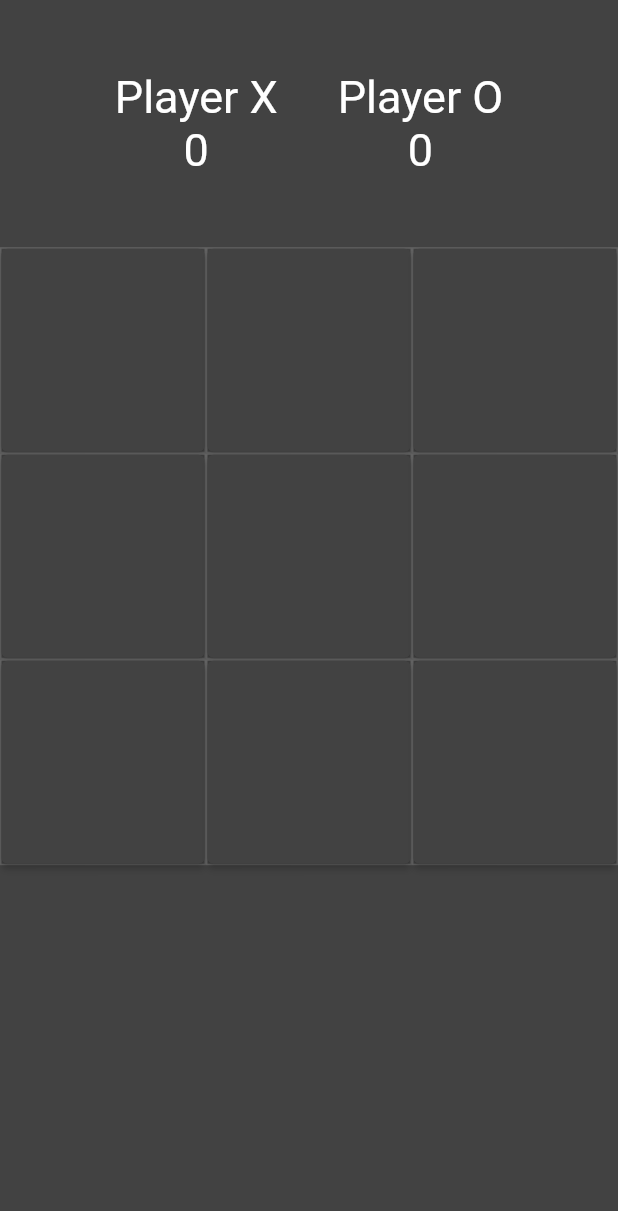
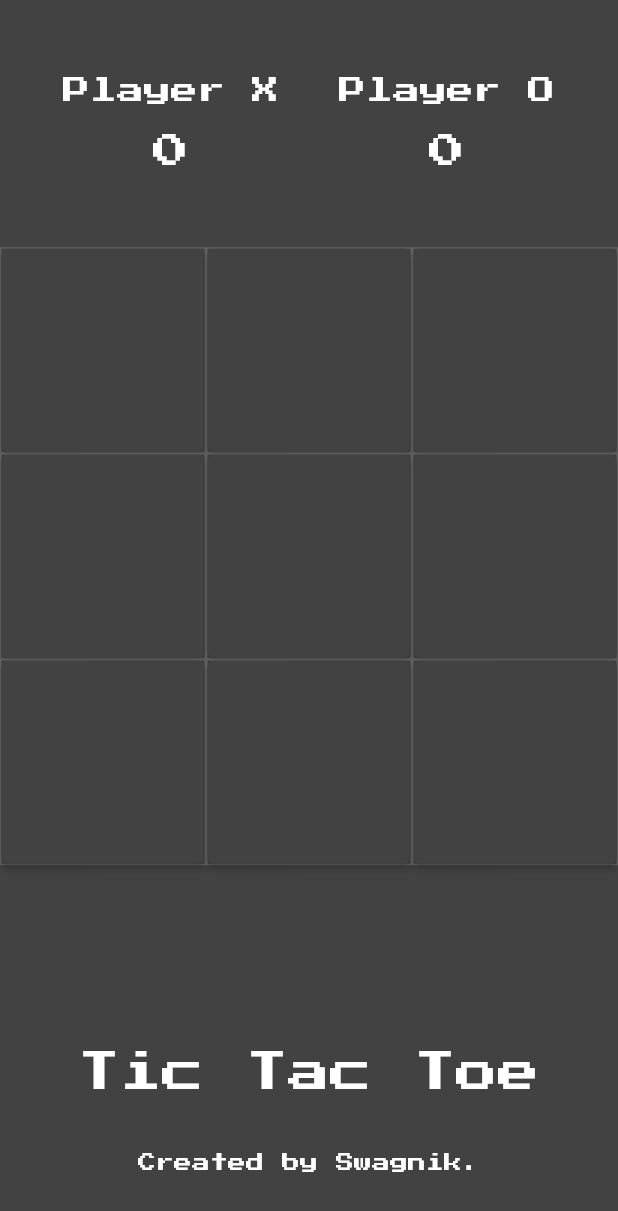
Before and after one commit to swagthehooman/TictacToeFlutter, a Flutter app: the PlayingScreen screen opened directly, on a phone screen of 412 x 824 dp. Shown: the top 1211 px of the screen. Run offline on Flutter 3.47's test engine with Material 2 defaults, Android fonts, the phone set to English and light mode, and no system bars; our stand-ins replace avatar_glow, google_fonts.

Commit message:
Completion of project. Subsequent additions later.

```diff
--- a/lib/main.dart
+++ b/lib/main.dart
@@ -22,6 +22,6 @@ class TicTacToe extends StatefulWidget {
 class _TicTacToeState extends State<TicTacToe> {
   @override
   Widget build(BuildContext context) {
-    return PlayingScreen();
+    return LandingScreens();
   }
 }
--- a/lib/screens/playing_screen.dart
+++ b/lib/screens/playing_screen.dart
@@ -1,5 +1,5 @@
 import 'package:flutter/material.dart';
-import '../widgets/button_tile.dart';
+import 'package:google_fonts/google_fonts.dart';
 
 class PlayingScreen extends StatefulWidget {
   const PlayingScreen({Key? key}) : super(key: key);
@@ -96,20 +96,27 @@ class _PlayingScreenState extends State<PlayingScreen> {
       barrierDismissible: false,
       context: context,
       builder: (context) => AlertDialog(
+        backgroundColor: Colors.grey.shade700,
         actions: [
           TextButton(
               onPressed: () {
                 reset();
                 Navigator.of(context).pop();
               },
-              child: const Text(
+              child: Text(
                 "Play Again?",
-                style: TextStyle(
-                  fontSize: 20,
+                style: GoogleFonts.pressStart2p(
+                  fontSize: 8,
+                  color: Colors.black,
                 ),
               ))
         ],
-        title: Text("$winner is the Winner!"),
+        title: Text(
+          "$winner is the Winner!",
+          style: GoogleFonts.pressStart2p(
+            fontSize: 12,
+          ),
+        ),
       ),
     );
     if (winner == 'O') {
@@ -130,11 +137,10 @@ class _PlayingScreenState extends State<PlayingScreen> {
                 reset();
                 Navigator.of(context).pop();
               },
-              child: const Text(
+              child: Text(
                 "Play Again?",
-                style: TextStyle(
-                  fontSize: 20,
-                ),
+                style:
+                    GoogleFonts.pressStart2p(fontSize: 18, color: Colors.white),
               ))
         ],
         title: const Text("Draw!"),
@@ -169,17 +175,16 @@ class _PlayingScreenState extends State<PlayingScreen> {
                       children: [
                         Text(
                           "Player X",
-                          style: TextStyle(
-                            color: Colors.white,
-                            fontSize: 30,
-                          ),
+                          style: GoogleFonts.pressStart2p(
+                              fontSize: 18, color: Colors.white),
+                        ),
+                        const SizedBox(
+                          height: 20,
                         ),
                         Text(
                           '$xScore',
-                          style: TextStyle(
-                            color: Colors.white,
-                            fontSize: 30,
-                          ),
+                          style: GoogleFonts.pressStart2p(
+                              fontSize: 24, color: Colors.white),
                         )
                       ],
                     ),
@@ -191,17 +196,16 @@ class _PlayingScreenState extends State<PlayingScreen> {
                         children: [
                           Text(
                             "Player O",
-                            style: TextStyle(
-                              color: Colors.white,
-                              fontSize: 30,
-                            ),
+                            style: GoogleFonts.pressStart2p(
+                                fontSize: 18, color: Colors.white),
+                          ),
+                          const SizedBox(
+                            height: 20,
                           ),
                           Text(
                             '$oScore',
-                            style: TextStyle(
-                              color: Colors.white,
-                              fontSize: 30,
-                            ),
+                            style: GoogleFonts.pressStart2p(
+                                fontSize: 24, color: Colors.white),
                           )
                         ]),
                   )
@@ -224,8 +228,8 @@ class _PlayingScreenState extends State<PlayingScreen> {
                           backgroundColor: Colors.grey.shade800),
                       child: Text(
                         displayXO[index],
-                        style:
-                            const TextStyle(fontSize: 30, color: Colors.white),
+                        style: GoogleFonts.pressStart2p(
+                            fontSize: 28, color: Colors.white),
                       ),
                       onPressed: () => _onTap(index),
                     ));
@@ -233,8 +237,24 @@ class _PlayingScreenState extends State<PlayingScreen> {
             ),
           ),
           Expanded(
-            child: Container(),
-          ),
+              child: Column(
+            mainAxisAlignment: MainAxisAlignment.center,
+            children: [
+              Text(
+                "Tic Tac Toe",
+                style:
+                    GoogleFonts.pressStart2p(fontSize: 28, color: Colors.white),
+              ),
+              const SizedBox(
+                height: 40,
+              ),
+              Text(
+                "Created by Swagnik.",
+                style:
+                    GoogleFonts.pressStart2p(fontSize: 12, color: Colors.white),
+              ),
+            ],
+          )),
         ],
       ),
     );
--- a/pubspec.yaml
+++ b/pubspec.yaml
@@ -37,6 +37,7 @@ dependencies:
   # Use with the CupertinoIcons class for iOS style icons.
   cupertino_icons: ^1.0.2
   google_fonts: ^3.0.1
+  avatar_glow: ^2.0.2
 
 dev_dependencies:
   flutter_test:
@@ -61,8 +62,8 @@ flutter:
   uses-material-design: true
 
   # To add assets to your application, add an assets section, like this:
-  # assets:
-  #   - images/a_dot_burr.jpeg
+  assets:
+    - assets/images/tic_image.jpg
   #   - images/a_dot_ham.jpeg
 
   # An image asset can refer to one or more resolution-specific "variants", see
```
Also changed, not shown: lib/screens/landing_screens.dart (+74 -9 lines), lib/widgets/button_tile.dart (deleted, +0 -28 lines), assets/images/tic_image.jpg (added), pubspec.lock.
